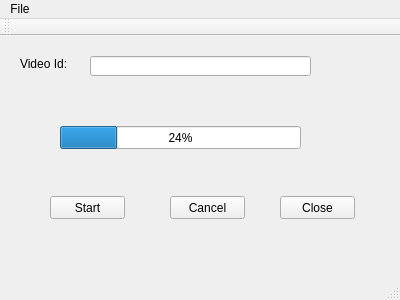
The window that mainwindow.ui (jingzhe/youtube_downloader) describes before a commit, drawn with Qt 5.
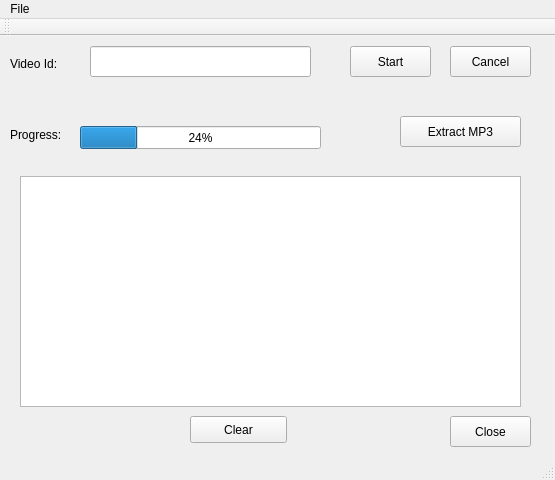
The same window after the commit.

Commit message: add mp3 extract feature draft

Diff of the .ui file:
```diff
--- a/mainwindow.ui
+++ b/mainwindow.ui
@@ -6,8 +6,8 @@
    <rect>
     <x>0</x>
     <y>0</y>
-    <width>400</width>
-    <height>300</height>
+    <width>555</width>
+    <height>480</height>
    </rect>
   </property>
   <property name="windowTitle">
@@ -17,7 +17,7 @@
    <widget class="QLabel" name="label">
     <property name="geometry">
      <rect>
-      <x>20</x>
+      <x>10</x>
       <y>20</y>
       <width>61</width>
       <height>16</height>
@@ -31,16 +31,16 @@
     <property name="geometry">
      <rect>
       <x>90</x>
-      <y>20</y>
+      <y>10</y>
       <width>221</width>
-      <height>20</height>
+      <height>31</height>
      </rect>
     </property>
    </widget>
    <widget class="QProgressBar" name="progressBar">
     <property name="geometry">
      <rect>
-      <x>60</x>
+      <x>80</x>
       <y>90</y>
       <width>241</width>
       <height>23</height>
@@ -53,10 +53,10 @@
    <widget class="QPushButton" name="startButton">
     <property name="geometry">
      <rect>
-      <x>50</x>
-      <y>160</y>
-      <width>75</width>
-      <height>23</height>
+      <x>350</x>
+      <y>10</y>
+      <width>81</width>
+      <height>31</height>
      </rect>
     </property>
     <property name="text">
@@ -66,10 +66,10 @@
    <widget class="QPushButton" name="cancelButton">
     <property name="geometry">
      <rect>
-      <x>170</x>
-      <y>160</y>
-      <width>75</width>
-      <height>23</height>
+      <x>450</x>
+      <y>10</y>
+      <width>81</width>
+      <height>31</height>
      </rect>
     </property>
     <property name="text">
@@ -79,23 +79,72 @@
    <widget class="QPushButton" name="closeButton">
     <property name="geometry">
      <rect>
-      <x>280</x>
-      <y>160</y>
-      <width>75</width>
-      <height>23</height>
+      <x>450</x>
+      <y>380</y>
+      <width>81</width>
+      <height>31</height>
      </rect>
     </property>
     <property name="text">
      <string>Close</string>
     </property>
    </widget>
+   <widget class="QLabel" name="label_2">
+    <property name="geometry">
+     <rect>
+      <x>10</x>
+      <y>90</y>
+      <width>67</width>
+      <height>17</height>
+     </rect>
+    </property>
+    <property name="text">
+     <string>Progress:</string>
+    </property>
+   </widget>
+   <widget class="QTextEdit" name="infoEdit">
+    <property name="geometry">
+     <rect>
+      <x>20</x>
+      <y>140</y>
+      <width>501</width>
+      <height>231</height>
+     </rect>
+    </property>
+   </widget>
+   <widget class="QPushButton" name="extractButton">
+    <property name="geometry">
+     <rect>
+      <x>400</x>
+      <y>80</y>
+      <width>121</width>
+      <height>31</height>
+     </rect>
+    </property>
+    <property name="text">
+     <string>Extract MP3</string>
+    </property>
+   </widget>
+   <widget class="QPushButton" name="clearButton">
+    <property name="geometry">
+     <rect>
+      <x>190</x>
+      <y>380</y>
+      <width>97</width>
+      <height>27</height>
+     </rect>
+    </property>
+    <property name="text">
+     <string>Clear</string>
+    </property>
+   </widget>
   </widget>
   <widget class="QMenuBar" name="menuBar">
    <property name="geometry">
     <rect>
      <x>0</x>
      <y>0</y>
-     <width>400</width>
+     <width>555</width>
      <height>25</height>
     </rect>
    </property>
```
The commit also changes 5 other files.
